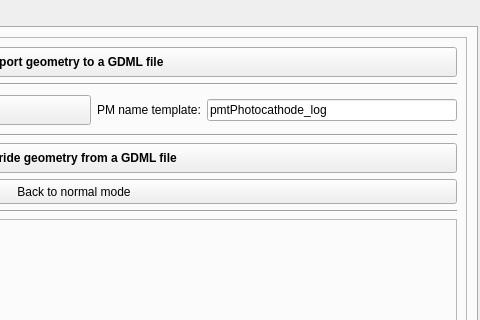
Before: the Qt Designer form src/gui/detectoraddonswindow.ui in andrmor/ANTS2, drawn with Qt 5; both pictures show x 332 to 812 and y 0 to 320 of the 812 by 473 pixel window.
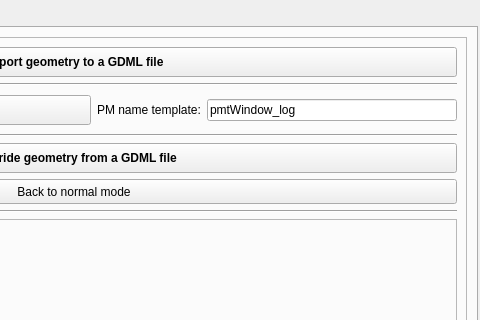
After: the same form once the commit is applied. The open tabs and pages were chosen to show the change.

Commit message: better naming convention

```diff
--- a/src/gui/detectoraddonswindow.ui
+++ b/src/gui/detectoraddonswindow.ui
@@ -1119,7 +1119,7 @@
                 <string>Sensor name starts with this string</string>
                </property>
                <property name="text">
-                <string>pmtPhotocathode_log</string>
+                <string>pmtWindow_log</string>
                </property>
               </widget>
              </item>
```
